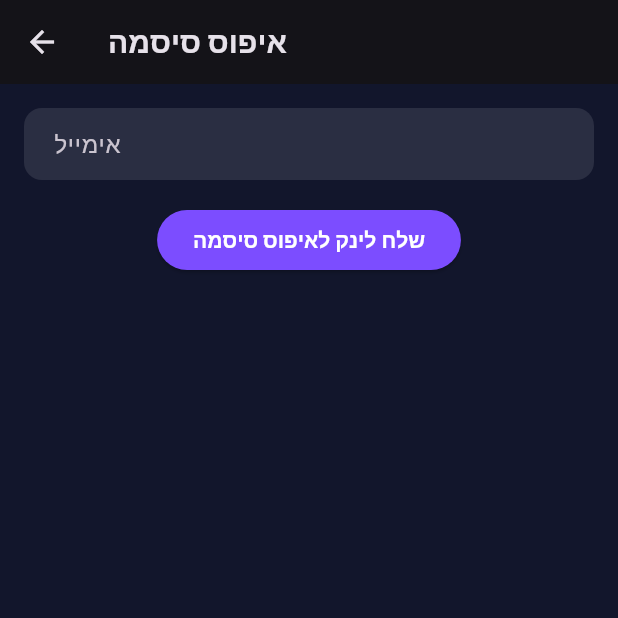
After one commit to AmitMalkan404/globox-client, a Flutter app: the screen it shows after launch, after a tap on "I forgot my password", on a phone screen of 412 x 824 dp, the top half of it. The commit adds this screen. Run offline on Flutter 3.47's test engine with Material 3 defaults, Android fonts, the phone set to English and light mode, and no system bars; our stand-ins replace firebase_auth, firebase_core, flutter_dotenv, flutter_map, geolocator, latlong2 and 1 more; missing offline and left inert: flutter_map_compass, flutter_sms_inbox; accounts and stored records are empty; network calls fail; Roboto replaces fonts that are missing (Rubik).

Commit message:
Theme update + reset PWD screen

```diff
--- a/lib/auth.dart
+++ b/lib/login/auth.dart
@@ -1,6 +1,7 @@
 import 'package:firebase_auth/firebase_auth.dart';
 import 'package:flutter/material.dart';
-import 'package:globox/register.dart';
+import 'package:globox/login/register.dart';
+import 'package:globox/login/reset_password_screen.dart';
 
 final _firebase = FirebaseAuth.instance;
 
@@ -80,6 +81,19 @@ class _AuthScreen extends State<AuthScreen> {
                 },
                 child: Text('Don\'t have an account? Sign up!'),
               ),
+              TextButton(
+                onPressed: () {
+                  Navigator.push(
+                      context,
+                      MaterialPageRoute(
+                          builder: (context) => ResetPasswordScreen(
+                                onResetPassword: (email) => FirebaseAuth
+                                    .instance
+                                    .sendPasswordResetEmail(email: email),
+                              )));
+                },
+                child: Text('I forgot my password'),
+              ),
             ],
           ),
         ),
--- /dev/null
+++ b/lib/login/reset_password_screen.dart
@@ -0,0 +1,89 @@
+import 'package:flutter/material.dart';
+
+class ResetPasswordScreen extends StatefulWidget {
+  final Future<void> Function(String email) onResetPassword;
+
+  const ResetPasswordScreen({super.key, required this.onResetPassword});
+
+  @override
+  State<ResetPasswordScreen> createState() => _ResetPasswordScreenState();
+}
+
+class _ResetPasswordScreenState extends State<ResetPasswordScreen> {
+  final _formKey = GlobalKey<FormState>();
+  final _emailController = TextEditingController();
+  bool _isLoading = false;
+  String? _error;
+
+  @override
+  Widget build(BuildContext context) {
+    return Scaffold(
+      appBar: AppBar(title: const Text('איפוס סיסמה')),
+      body: Padding(
+        padding: const EdgeInsets.all(16.0),
+        child: Form(
+          key: _formKey,
+          child: Column(
+            children: [
+              if (_error != null) ...[
+                Text(
+                  _error!,
+                  style: const TextStyle(color: Colors.red),
+                ),
+                const SizedBox(height: 12),
+              ],
+              TextFormField(
+                controller: _emailController,
+                decoration: const InputDecoration(labelText: 'אימייל'),
+                keyboardType: TextInputType.emailAddress,
+                validator: (value) => value != null && value.contains('@')
+                    ? null
+                    : 'נא להזין אימייל תקין',
+              ),
+              const SizedBox(height: 16),
+              ElevatedButton(
+                onPressed: _isLoading ? null : _submit,
+                child: _isLoading
+                    ? const SizedBox(
+                        height: 20,
+                        width: 20,
+                        child: CircularProgressIndicator(strokeWidth: 2),
+                      )
+                    : const Text('שלח לינק לאיפוס סיסמה'),
+              ),
+            ],
+          ),
+        ),
+      ),
+    );
+  }
+
+  Future<void> _submit() async {
+    if (!_formKey.currentState!.validate()) return;
+
+    setState(() {
+      _isLoading = true;
+      _error = null;
+    });
+
+    try {
+      await widget.onResetPassword(_emailController.text.trim());
+
+      if (context.mounted) {
+        ScaffoldMessenger.of(context).showSnackBar(
+          const SnackBar(content: Text('לינק לאיפוס סיסמה נשלח!')),
+        );
+
+        Navigator.of(context).pop(); // ✅ סוגר את המסך
+      }
+    } catch (err) {
+      setState(() {
+        _error = err.toString();
+      });
+    } finally {
+      if (mounted) {
+        setState(() => _isLoading = false);
+      }
+    }
+  }
+}
--- a/lib/main.dart
+++ b/lib/main.dart
@@ -1,8 +1,9 @@
 import 'package:flutter/material.dart';
 import 'package:flutter_dotenv/flutter_dotenv.dart';
 import 'package:globox/app.dart';
-import 'package:globox/auth.dart';
+import 'package:globox/login/auth.dart';
 import 'package:globox/firebase_options.dart';
+import 'package:globox/ui/theme.dart';
 import 'package:provider/provider.dart';
 import './services/internal/app_state.dart';
 import 'package:firebase_core/firebase_core.dart';
@@ -20,7 +21,7 @@ void main() async {
       child: MaterialApp(
         debugShowCheckedModeBanner: false,
         title: 'Globox',
-        theme: ThemeData(primarySwatch: Colors.blue),
+        theme: appTheme,
         home: StreamBuilder(
           stream: FirebaseAuth.instance.authStateChanges(),
           builder: (context, snapshot) {
--- a/lib/services/internal/app_state.dart
+++ b/lib/services/internal/app_state.dart
@@ -35,14 +35,14 @@ class AppState with ChangeNotifier {
 
   Future<void> deleteItem(String packageId) async {
     try {
-      toggleLoading(false);
+      toggleLoading(true);
       updateLoadingType(LoadingType.deletingPackage);
 
       await deletePackage(packageId); // מחיקה בשרת
       await fetchPackagesFromServer(); // עדכון המערך לאחר המחיקה
 
       updateLoadingType(LoadingType.none);
-      toggleLoading(true);
+      toggleLoading(false);
     } catch (e) {
       print('Error deleting package: $e');
     }
```
Also changed, not shown: lib/ui/items/list_item.dart (+7 -1 lines), lib/ui/theme.dart (added, +46 -0 lines), lib/login/register.dart (renamed from lib/register.dart).
